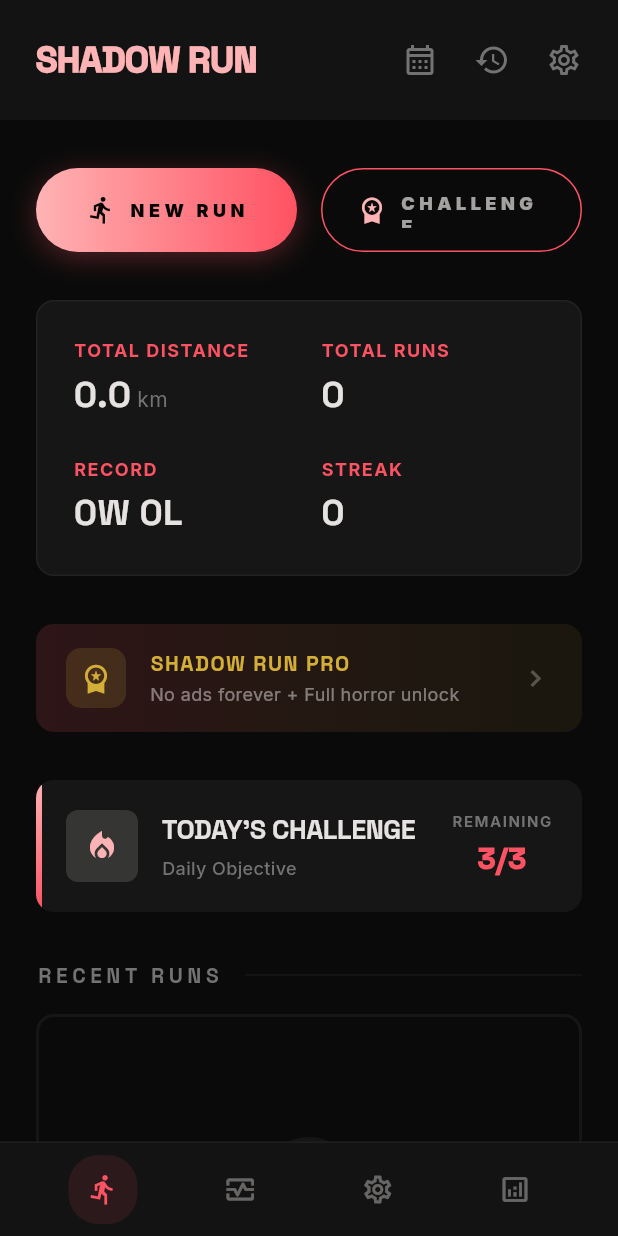
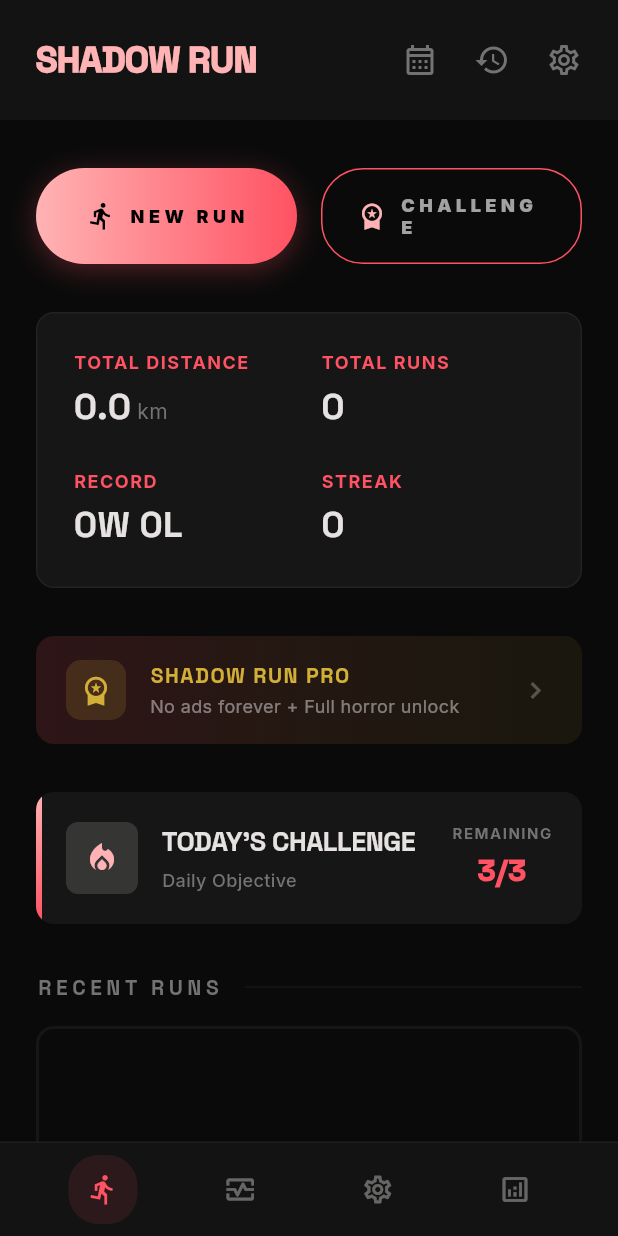
Before and after one commit to dorisurararara-crypto/shadowrun, a Flutter app: the HomeScreen screen opened by its route, on a phone screen of 412 x 824 dp. Run offline on Flutter 3.47's test engine with Material 3 defaults, Android fonts, the phone set to English and light mode, and no system bars; our stand-ins replace fl_chart, flutter_tts, geolocator, go_router, google_fonts, google_mobile_ads and 7 more; missing offline and left inert: flutter_naver_map; accounts and stored records are empty.

Commit message:
fix: 새 러닝/도전 버튼 크기 Stitch 매칭 (56→64px, radius 32)
Co-Authored-By: Claude Opus 4.6 (1M context) <noreply@anthropic.com>

```diff
--- a/lib/features/home/presentation/pages/home_screen.dart
+++ b/lib/features/home/presentation/pages/home_screen.dart
@@ -105,16 +105,16 @@ class _HomeScreenState extends State<HomeScreen> {
   Widget _buildActionButtons() {
     return Row(
       children: [
-        // NEW RUN (Stitch: gradient from-primary to-primary_container, rounded-full, py-4 px-6)
+        // NEW RUN (Stitch: py-4 px-6 rounded-full, h~64)
         Expanded(
           child: SizedBox(
-            height: 56,
+            height: 64,
             child: DecoratedBox(
               decoration: BoxDecoration(
                 gradient: const LinearGradient(
                   colors: [SRColors.primary, SRColors.primaryContainer],
                 ),
-                borderRadius: BorderRadius.circular(28),
+                borderRadius: BorderRadius.circular(32),
                 boxShadow: [
                   BoxShadow(color: SRColors.primaryContainer.withValues(alpha: 0.3), blurRadius: 16, offset: const Offset(0, 4)),
                 ],
@@ -135,10 +135,10 @@ class _HomeScreenState extends State<HomeScreen> {
           ),
         ),
         const SizedBox(width: 16),
-        // CHALLENGE (Stitch: border border-[#ff5262], text-neutral-300)
+        // CHALLENGE (Stitch: border border-[#ff5262], h~64)
         Expanded(
           child: SizedBox(
-            height: 56,
+            height: 64,
             child: OutlinedButton.icon(
               onPressed: () async {
                 final count = await DatabaseHelper.getDailyChallengeCount();
```
